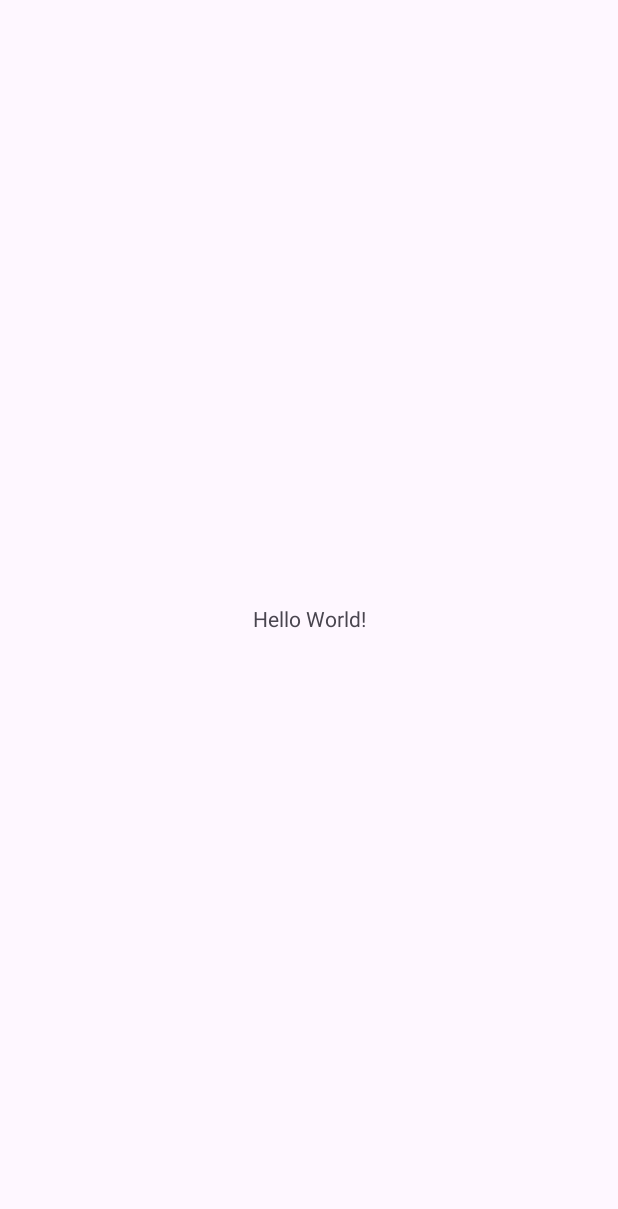
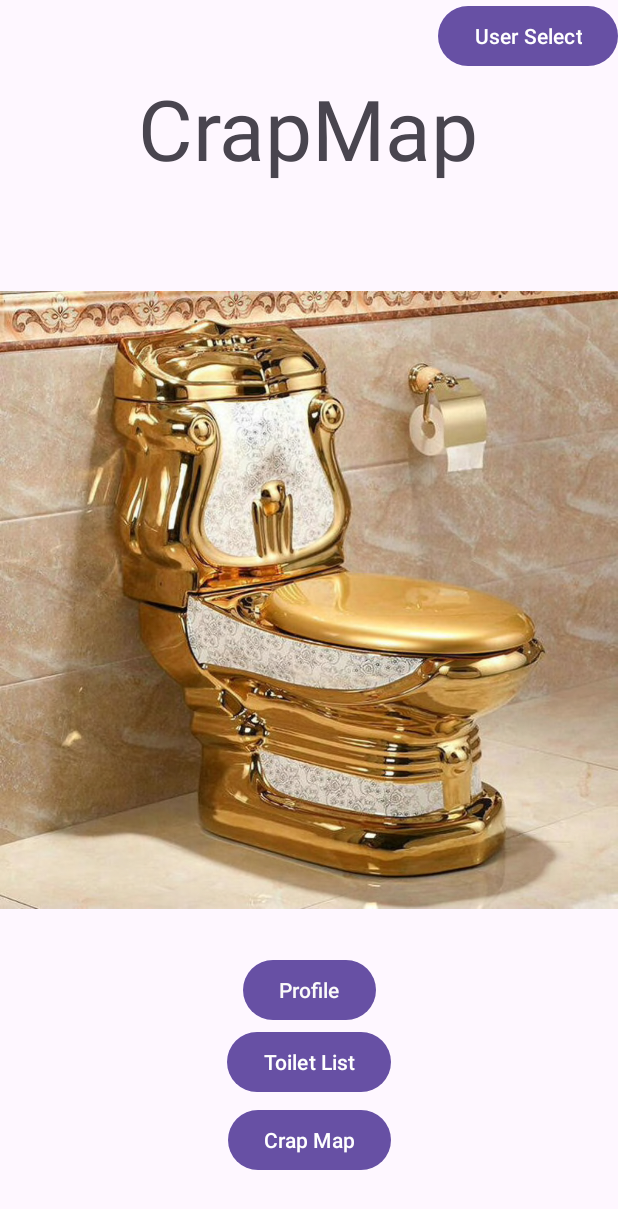
Before and after one commit to LoganLeeTwentyThree/CrapMap, an Android app: the screen it shows after launch (MainActivity), on a phone screen of 412 x 824 dp. Before the commit the part shown is almost empty. Shown: the top 1209 px of the screen. Run offline under Robolectric (Android 15) with nearby library versions, the phone set to English and light mode, and no system bars.

Commit message:
made main menu and add toilet screens

```diff
--- a/app/src/main/res/layout/activity_main.xml
+++ b/app/src/main/res/layout/activity_main.xml
@@ -6,13 +6,75 @@
     android:layout_height="match_parent"
     tools:context=".MainActivity">
 
-    <TextView
+    <ImageView
+        android:id="@+id/imageView"
         android:layout_width="wrap_content"
         android:layout_height="wrap_content"
-        android:text="Hello World!"
         app:layout_constraintBottom_toBottomOf="parent"
         app:layout_constraintEnd_toEndOf="parent"
         app:layout_constraintStart_toStartOf="parent"
-        app:layout_constraintTop_toTopOf="parent" />
+        app:layout_constraintTop_toTopOf="parent"
+        app:layout_constraintVertical_bias="0.0"
+        app:srcCompat="@drawable/gold_toilet" />
+
+    <TextView
+        android:id="@+id/textView2"
+        android:layout_width="wrap_content"
+        android:layout_height="wrap_content"
+        android:layout_marginTop="48dp"
+        android:text="CrapMap"
+        android:textAppearance="@style/TextAppearance.AppCompat.Display3"
+        app:layout_constraintEnd_toEndOf="parent"
+        app:layout_constraintHorizontal_bias="0.497"
+        app:layout_constraintStart_toStartOf="parent"
+        app:layout_constraintTop_toTopOf="@+id/imageView" />
+
+    <Button
+        android:id="@+id/button"
+        android:layout_width="wrap_content"
+        android:layout_height="wrap_content"
+        android:text="User Select"
+        app:layout_constraintBottom_toBottomOf="parent"
+        app:layout_constraintEnd_toEndOf="parent"
+        app:layout_constraintHorizontal_bias="1.0"
+        app:layout_constraintStart_toStartOf="parent"
+        app:layout_constraintTop_toTopOf="parent"
+        app:layout_constraintVertical_bias="0.0" />
+
+    <Button
+        android:id="@+id/button3"
+        android:layout_width="wrap_content"
+        android:layout_height="wrap_content"
+        android:layout_marginBottom="4dp"
+        android:text="Toilet List"
+        app:layout_constraintBottom_toTopOf="@+id/button4"
+        app:layout_constraintEnd_toEndOf="parent"
+        app:layout_constraintStart_toStartOf="parent" />
+
+    <Button
+        android:id="@+id/button2"
+        android:layout_width="wrap_content"
+        android:layout_height="wrap_content"
+        android:text="Profile"
+        android:textAllCaps="false"
+        android:textColor="#FBFAFA"
+        android:textColorHighlight="@android:color/holo_orange_light"
+        android:textColorHint="#8F5252"
+        android:textColorLink="#FFEB3B"
+        app:layout_constraintBottom_toTopOf="@+id/button3"
+        app:layout_constraintEnd_toEndOf="parent"
+        app:layout_constraintStart_toStartOf="parent"
+        app:layout_constraintTop_toBottomOf="@+id/textView2"
+        app:layout_constraintVertical_bias="1.0" />
+
+    <Button
+        android:id="@+id/button4"
+        android:layout_width="wrap_content"
+        android:layout_height="wrap_content"
+        android:layout_marginBottom="16dp"
+        android:text="Crap Map"
+        app:layout_constraintBottom_toBottomOf="@+id/imageView"
+        app:layout_constraintEnd_toEndOf="parent"
+        app:layout_constraintStart_toStartOf="parent" />
 
 </androidx.constraintlayout.widget.ConstraintLayout>
```
Also changed, not shown: app/src/main/res/layout/activity_add_toilet.xml (added, +121 -0 lines), app/src/main/res/drawable/gold_toilet.jpg (added).
